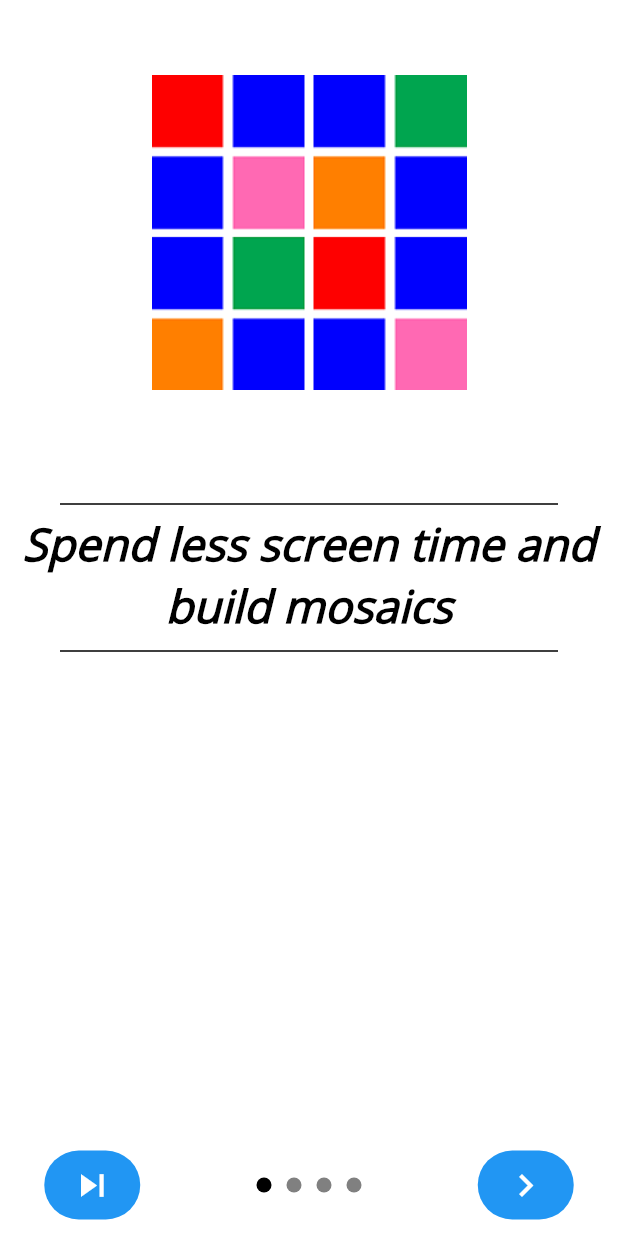
After one commit to srijansatpathy/TileTee, a Flutter app: the Main screen opened directly, after a tap on "Intro", on a phone screen of 412 x 824 dp. The commit adds this screen. Run offline on Flutter 3.47's test engine with Material 2 defaults, Android fonts, the phone set to English and light mode, and no system bars; drawn by our look-alikes of intro_slider; our stand-ins replace firebase_auth, firebase_storage, flushbar, shared_preferences, splashscreen; missing offline and left inert: countdown_flutter; accounts and stored records are empty.

Commit message:
Pre-alpha commit

```diff
--- a/lib/buyShirt.dart
+++ b/lib/buyShirt.dart
@@ -27,7 +27,7 @@ class _MyAppState extends State<BuyShirt> {
         appBar: AppBar(
           backgroundColor: Colors.black,
           title: Text(
-            'Order your shirt',
+            'Order Your Shirt',
             style:
                 TextStyle(fontFamily: 'OpenSans', fontWeight: FontWeight.bold),
           ),
--- a/lib/guestGrid1.dart
+++ b/lib/guestGrid1.dart
@@ -36,7 +36,8 @@ class Grid1 extends StatelessWidget {
                       builder: (BuildContext context) {
                         // return object of type Dialog
                         return AlertDialog(
-                          content: new Text('Quit the run-through?',
+                          content: new Text(
+                              'Quit the run-through and exit app?',
                               style: TextStyle(
                                   fontFamily: 'OpenSans',
                                   fontWeight: FontWeight.bold)),
--- a/lib/guestGrid2.dart
+++ b/lib/guestGrid2.dart
@@ -35,7 +35,8 @@ class Grid2 extends StatelessWidget {
                       builder: (BuildContext context) {
                         // return object of type Dialog
                         return AlertDialog(
-                          content: new Text('Quit the run-through?',
+                          content: new Text(
+                              'Quit the run-through and exit app?',
                               style: TextStyle(
                                   fontFamily: 'OpenSans',
                                   fontWeight: FontWeight.bold)),
--- a/lib/guestGrid3.dart
+++ b/lib/guestGrid3.dart
@@ -35,7 +35,8 @@ class Grid3 extends StatelessWidget {
                       builder: (BuildContext context) {
                         // return object of type Dialog
                         return AlertDialog(
-                          content: new Text('Quit the run-through?',
+                          content: new Text(
+                              'Quit the run-through and exit app?',
                               style: TextStyle(
                                   fontFamily: 'OpenSans',
                                   fontWeight: FontWeight.bold)),
--- a/lib/guestGrid4.dart
+++ b/lib/guestGrid4.dart
@@ -35,7 +35,8 @@ class Grid4 extends StatelessWidget {
                       builder: (BuildContext context) {
                         // return object of type Dialog
                         return AlertDialog(
-                          content: new Text('Quit the run-through?',
+                          content: new Text(
+                              'Quit the run-through and exit app?',
                               style: TextStyle(
                                   fontFamily: 'OpenSans',
                                   fontWeight: FontWeight.bold)),
--- a/lib/guestGrid5.dart
+++ b/lib/guestGrid5.dart
@@ -35,7 +35,8 @@ class Grid5 extends StatelessWidget {
                       builder: (BuildContext context) {
                         // return object of type Dialog
                         return AlertDialog(
-                          content: new Text('Quit the run-through?',
+                          content: new Text(
+                              'Quit the run-through and exit app?',
                               style: TextStyle(
                                   fontFamily: 'OpenSans',
                                   fontWeight: FontWeight.bold)),
--- a/lib/guestGrid6.dart
+++ b/lib/guestGrid6.dart
@@ -35,7 +35,8 @@ class Grid6 extends StatelessWidget {
                       builder: (BuildContext context) {
                         // return object of type Dialog
                         return AlertDialog(
-                          content: new Text('Quit the run-through?',
+                          content: new Text(
+                              'Quit the run-through and exit app?',
                               style: TextStyle(
                                   fontFamily: 'OpenSans',
                                   fontWeight: FontWeight.bold)),
--- a/lib/guestGrid7.dart
+++ b/lib/guestGrid7.dart
@@ -35,7 +35,8 @@ class Grid7 extends StatelessWidget {
                       builder: (BuildContext context) {
                         // return object of type Dialog
                         return AlertDialog(
-                          content: new Text('Quit the run-through?',
+                          content: new Text(
+                              'Quit the run-through and exit app?',
                               style: TextStyle(
                                   fontFamily: 'OpenSans',
                                   fontWeight: FontWeight.bold)),
--- a/lib/guestGrid8.dart
+++ b/lib/guestGrid8.dart
@@ -34,7 +34,8 @@ class Grid8 extends StatelessWidget {
                       builder: (BuildContext context) {
                         // return object of type Dialog
                         return AlertDialog(
-                          content: new Text('Finish the run-through?',
+                          content: new Text(
+                              'Finish the run-through and exit app?',
                               style: TextStyle(
                                   fontFamily: 'OpenSans',
                                   fontWeight: FontWeight.bold)),
--- /dev/null
+++ b/lib/introRecap.dart
@@ -0,0 +1,295 @@
+import 'package:flutter/material.dart';
+import 'package:intro_slider/dot_animation_enum.dart';
+import 'package:intro_slider/intro_slider.dart';
+import 'package:intro_slider/slide_object.dart';
+import 'package:mi_card/mainWelcome.dart';
+
+class IntroRecap extends StatefulWidget {
+  IntroRecap({Key key}) : super(key: key);
+
+  @override
+  IntroScreenState createState() => new IntroScreenState();
+}
+
+class IntroScreenState extends State<IntroRecap> {
+  List<Slide> slides = new List();
+
+  Function goToTab;
+
+  @override
+  void initState() {
+    super.initState();
+
+    /*slides.add(
+      new Slide(
+        title: "Welcome to Craftime",
+        styleTitle: TextStyle(
+            color: Colors.black,
+            fontSize: 30.0,
+            fontWeight: FontWeight.bold,
+            fontFamily: 'OpenSans'),
+        description: "Reducing screen time one mosaic at a time",
+        styleDescription: TextStyle(
+            color: Colors.black,
+            fontSize: 20.0,
+            fontStyle: FontStyle.italic,
+            fontWeight: FontWeight.bold,
+            fontFamily: 'OpenSans'),
+        pathImage: "images/mosaic.png", //Mosaic image
+      ),
+    );*/
+    slides.add(
+      new Slide(
+        title: "Spend less screen time and build mosaics",
+        styleTitle: TextStyle(
+            color: Colors.black,
+            fontSize: 30.0,
+            fontWeight: FontWeight.bold,
+            fontStyle: FontStyle.italic,
+            fontFamily: 'OpenSans'),
+        description:
+            "", //"Save mosaics along the way and view after run-throughs",
+        styleDescription: TextStyle(
+            color: Colors.black,
+            fontSize: 20.0,
+            fontStyle: FontStyle.italic,
+            fontWeight: FontWeight.bold,
+            fontFamily: 'OpenSans'),
+        pathImage: "images/mosaic2.png", //Gif of me pressing Save Mosaic
+      ),
+    );
+    slides.add(
+      new Slide(
+        title: "Put your phone down when the timer starts",
+        styleTitle: TextStyle(
+            color: Colors.black,
+            fontSize: 30.0,
+            fontWeight: FontWeight.bold,
+            fontStyle: FontStyle.italic,
+            fontFamily: 'OpenSans'),
+        description:
+            "", //"Experience and better the real world, don't like and comment",
+        styleDescription: TextStyle(
+            color: Colors.black,
+            fontSize: 20.0,
+            fontStyle: FontStyle.italic,
+            fontWeight: FontWeight.bold,
+            fontFamily: 'OpenSans'),
+        pathImage: "images/time.png", //Gif of timer starting
+      ),
+    );
+    slides.add(
+      new Slide(
+        title: "Do what you love without your phone",
+        styleTitle: TextStyle(
+            color: Colors.black,
+            fontSize: 30.0,
+            fontWeight: FontWeight.bold,
+            fontStyle: FontStyle.italic,
+            fontFamily: 'OpenSans'),
+        description:
+            "", //"Build mosaics that get bigger with each level, which means more complex designs",
+        styleDescription: TextStyle(
+            color: Colors.black,
+            fontSize: 20.0,
+            fontStyle: FontStyle.italic,
+            fontWeight: FontWeight.bold,
+            fontFamily: 'OpenSans'),
+        pathImage: "images/heart.png", //Mosaic image
+      ),
+    );
+    /*slides.add(
+      new Slide(
+        title: "Mosaic Builder is unstoppable",
+        styleTitle: TextStyle(
+            color: Colors.black,
+            fontSize: 30.0,
+            fontWeight: FontWeight.bold,
+            fontFamily: 'OpenSans'),
+        description:
+            "Run-throughs can't be exited unless you decide to quit and start over",
+        styleDescription: TextStyle(
+            color: Colors.black,
+            fontSize: 20.0,
+            fontStyle: FontStyle.italic,
+            fontWeight: FontWeight.bold,
+            fontFamily: 'OpenSans'),
+        pathImage: "images/quit.jpg", //Image of app exit dialog
+      ),
+    );*/
+    slides.add(
+      new Slide(
+        title: "Wear your hard-earned mosaic on a sleek shirt",
+        styleTitle: TextStyle(
+            color: Colors.black,
+            fontSize: 30.0,
+            fontWeight: FontWeight.bold,
+            fontStyle: FontStyle.italic,
+            fontFamily: 'OpenSans'),
+        description:
+            "", //"Show the world what's possible when you spend less time surfing and scrolling",
+        styleDescription: TextStyle(
+            color: Colors.black,
+            fontSize: 20.0,
+            fontStyle: FontStyle.italic,
+            fontWeight: FontWeight.bold,
+            fontFamily: 'OpenSans'),
+        pathImage: "images/shirt2.png", //Image of shirt
+      ),
+    );
+  }
+
+  void onDonePress() async {
+    /*try {
+      FirebaseUser user = (await FirebaseAuth.instance
+              .signInWithEmailAndPassword(email: _email, password: _password))
+          .user;
+      SharedPreferences prefs = await SharedPreferences.getInstance();
+      prefs.setString('email', 'useremail@random.com');
+    } catch (e) {}*/
+    Navigator.push(
+      context,
+      MaterialPageRoute(builder: (context) => Main(), fullscreenDialog: true),
+    );
+  }
+
+  void onTabChangeCompleted(index) {
+    // Index of current tab is focused
+  }
+
+  Widget renderNextBtn() {
+    return Icon(
+      Icons.navigate_next,
+      color: Colors.white,
+      size: 30.0,
+    );
+  }
+
+  Widget renderDoneBtn() {
+    return Icon(
+      Icons.arrow_forward,
+      color: Colors.white,
+      size: 30.0,
+    );
+  }
+
+  Widget renderSkipBtn() {
+    return Icon(
+      Icons.skip_next,
+      color: Colors.white,
+      size: 30.0,
+    );
+  }
+
+  List<Widget> renderListCustomTabs() {
+    List<Widget> tabs = new List();
+    for (int i = 0; i < slides.length; i++) {
+      Slide currentSlide = slides[i];
+      tabs.add(WillPopScope(
+        onWillPop: () async => true,
+        child: Container(
+          width: double.infinity,
+          height: double.infinity,
+          child: Container(
+            margin: EdgeInsets.only(bottom: 30.0, top: 50.0),
+            child: ListView(
+              children: <Widget>[
+                Padding(
+                  padding: const EdgeInsets.only(bottom: 70.0),
+                  child: GestureDetector(
+                      child: Image.asset(
+                    currentSlide.pathImage,
+                    width: 210.0,
+                    height: 210.0,
+                    fit: BoxFit.contain,
+                  )),
+                ),
+                Padding(
+                  padding: const EdgeInsets.only(left: 40, right: 40),
+                  child: SizedBox(
+                    height: 12,
+                    width: 240,
+                    child: Divider(
+                      color: Colors.black,
+                      thickness: 1,
+                    ),
+                  ),
+                ),
+                Container(
+                  child: Text(
+                    currentSlide.title,
+                    style: currentSlide.styleTitle,
+                    textAlign: TextAlign.center,
+                  ),
+                  margin: EdgeInsets.only(top: 0.0, left: 15, right: 15),
+                ),
+                Padding(
+                  padding: const EdgeInsets.only(left: 40, right: 40),
+                  child: SizedBox(
+                    height: 20,
+                    width: 240,
+                    child: Divider(
+                      color: Colors.black,
+                      thickness: 1,
+                    ),
+                  ),
+                ),
+                Container(
+                  child: Text(
+                    currentSlide.description,
+                    style: currentSlide.styleDescription,
+                    textAlign: TextAlign.center,
+                    maxLines: 5,
+                    overflow: TextOverflow.ellipsis,
+                  ),
+                  margin: EdgeInsets.only(top: 20.0, left: 15, right: 15),
+                ),
+              ],
+            ),
+          ),
+        ),
+      ));
+    }
+    return tabs;
+  }
+
+  @override
+  Widget build(BuildContext context) {
+    return new IntroSlider(
+      // List slides
+      slides: this.slides,
+
+      // Skip button
+      renderSkipBtn: this.renderSkipBtn(),
+      colorSkipBtn: Colors.blue,
+      highlightColorSkipBtn: Colors.black,
+
+      // Next button
+      renderNextBtn: this.renderNextBtn(),
+
+      // Done button
+      renderDoneBtn: this.renderDoneBtn(),
+      onDonePress: this.onDonePress,
+      colorDoneBtn: Colors.blue,
+      highlightColorDoneBtn: Colors.black,
+
+      // Dot indicator
+      colorDot: Colors.black,
+      sizeDot: 10.0,
+      typeDotAnimation: dotSliderAnimation.SIZE_TRANSITION,
+
+      // Tabs
+      listCustomTabs: this.renderListCustomTabs(),
+      backgroundColorAllSlides: Colors.white,
+      refFuncGoToTab: (refFunc) {
+        this.goToTab = refFunc;
+      },
+
+      // Show or hide status bar
+      shouldHideStatusBar: false,
+
+      // On tab change completed
+      onTabChangeCompleted: this.onTabChangeCompleted,
+    );
+  }
+}
--- a/lib/mainWelcome.dart
+++ b/lib/mainWelcome.dart
@@ -1,6 +1,7 @@
 import 'package:flutter/cupertino.dart';
 import 'package:flutter/material.dart';
 import 'package:mi_card/feedbackPage.dart';
+import 'package:mi_card/introRecap.dart';
 import 'package:mi_card/isSignedIn.dart';
 import 'package:mi_card/loading1guest.dart';
 import 'package:flutter/services.dart';
@@ -33,7 +34,61 @@ class _MyAppState extends State<Main> {
     return WillPopScope(
       onWillPop: () async => false,
       child: new Scaffold(
+        floatingActionButtonLocation: FloatingActionButtonLocation.centerDocked,
         floatingActionButton: Padding(
+          padding: const EdgeInsets.only(bottom: 30.0, right: 23.0, left: 23.0),
+          child: Row(
+            mainAxisAlignment: MainAxisAlignment.spaceBetween,
+            children: <Widget>[
+              FloatingActionButton.extended(
+                heroTag: 'btn1',
+                onPressed: () {
+                  Navigator.push(
+                    context,
+                    MaterialPageRoute(
+                        builder: (context) => IntroRecap(),
+                        fullscreenDialog: true),
+                  );
+                },
+                icon: Icon(
+                  Icons.replay,
+                  color: Colors.black,
+                ),
+                label: Text(
+                  'Intro',
+                  style: TextStyle(
+                      fontWeight: FontWeight.bold,
+                      fontFamily: 'OpenSans',
+                      color: Colors.black),
+                ),
+                backgroundColor: Colors.blue,
+              ),
+              FloatingActionButton.extended(
+                heroTag: 'btn2',
+                onPressed: () async {
+                  Navigator.push(
+                      context,
+                      MaterialPageRoute(
+                        builder: (context) => FeedbackPage(),
+                      ));
+                },
+                icon: Icon(
+                  Icons.record_voice_over,
+                  color: Colors.black,
+                ),
+                label: Text(
+                  'Feedback',
+                  style: TextStyle(
+                      fontWeight: FontWeight.bold,
+                      fontFamily: 'OpenSans',
+                      color: Colors.black),
+                ),
+                backgroundColor: Colors.blue,
+              )
+            ],
+          ),
+        ),
+        /*floatingActionButton: Padding(
           padding: const EdgeInsets.only(right: 7.0, bottom: 10.0),
           child: FloatingActionButton.extended(
             backgroundColor: Colors.blue,
@@ -56,7 +111,7 @@ class _MyAppState extends State<Main> {
               color: Colors.black,
             ),
           ),
-        ),
+        ),*/
         backgroundColor: Colors.white,
         body: SafeArea(
           child: SingleChildScrollView(
--- a/lib/savedMosaics.dart
+++ b/lib/savedMosaics.dart
@@ -107,6 +107,9 @@ class _ImageGridItemState extends State<ImageGridItem> {
         child: InkResponse(
       child: GridTile(child: decideGridTileViewWidget()),
       onTap: () {
+        if (imageFile == null) {
+          print('Empty container');
+        } else {
           imageName = widget._index;
           showDialog(
             context: context,
@@ -120,8 +123,10 @@ class _ImageGridItemState extends State<ImageGridItem> {
                   new FlatButton(
                     child: new Text("Yes",
                         style: TextStyle(
-                          fontFamily: 'OpenSans', fontWeight: FontWeight.bold)),
+                            fontFamily: 'OpenSans',
+                            fontWeight: FontWeight.bold)),
                     onPressed: () {
+                      Navigator.of(context).pop();
                       Navigator.push(
                         context,
                         MaterialPageRoute(builder: (context) => BuyShirt()),
@@ -132,7 +137,8 @@ class _ImageGridItemState extends State<ImageGridItem> {
                   new FlatButton(
                     child: new Text("No",
                         style: TextStyle(
-                          fontFamily: 'OpenSans', fontWeight: FontWeight.bold)),
+                            fontFamily: 'OpenSans',
+                            fontWeight: FontWeight.bold)),
                     onPressed: () {
                       Navigator.of(context).pop();
                     },
@@ -141,6 +147,7 @@ class _ImageGridItemState extends State<ImageGridItem> {
               );
             },
           );
+        }
       },
     ));
   }
```
Lines whose indentation alone changed are shown as unchanged.
